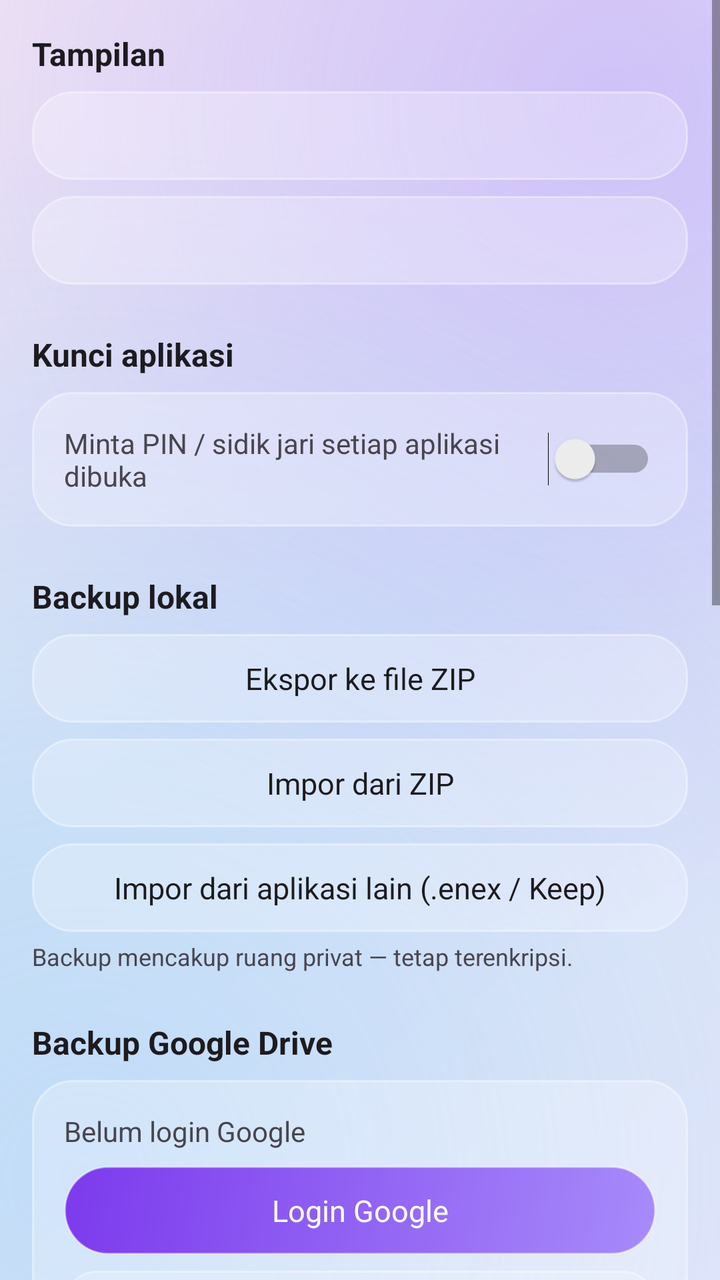
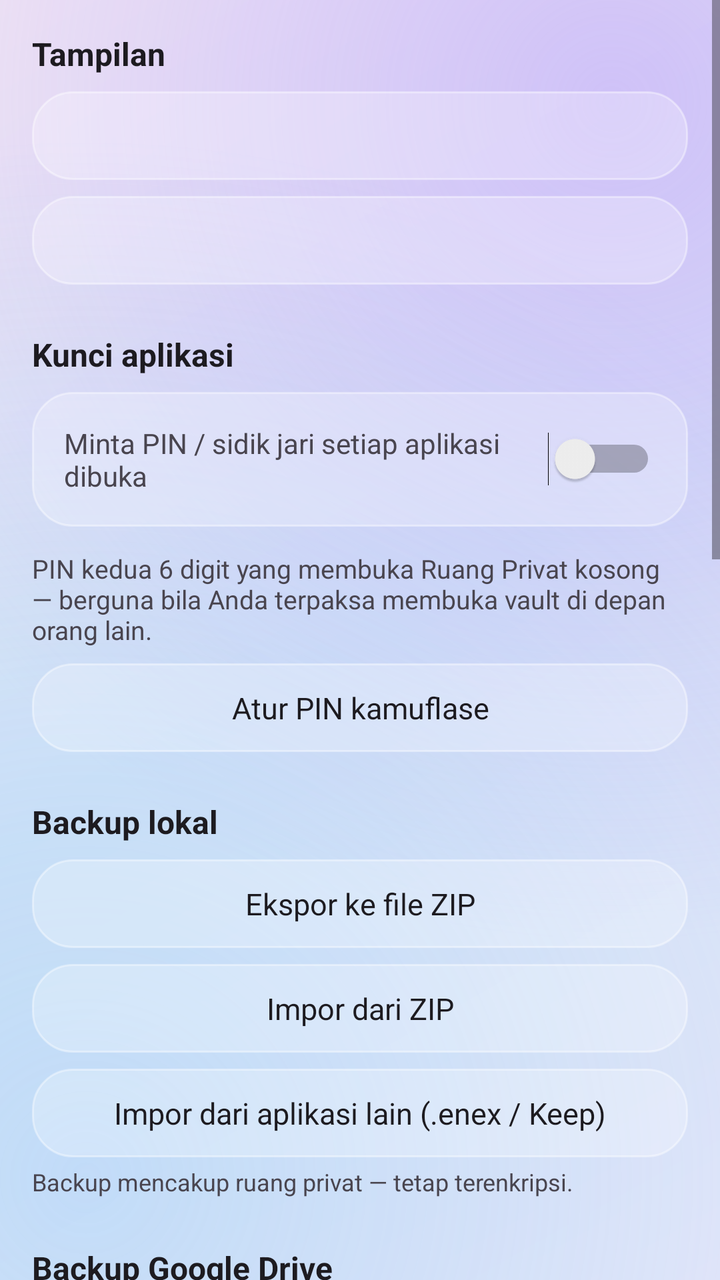

Compare the two renders of this Android layout. The source of the first and the diff that turns it into the second are given below.
<!-- AndroidManifest.xml: application theme Theme.HozinNotes -->
<!-- res/layout/activity_settings.xml -->
<?xml version="1.0" encoding="utf-8"?>
<ScrollView xmlns:android="http://schemas.android.com/apk/res/android"
    android:layout_width="match_parent"
    android:layout_height="match_parent"
    android:fillViewport="true">

    <LinearLayout
        android:layout_width="match_parent"
        android:layout_height="wrap_content"
        android:orientation="vertical"
        android:padding="16dp">

        
        <TextView
            android:layout_width="wrap_content"
            android:layout_height="wrap_content"
            android:text="@string/settings_display"
            android:textColor="?attr/colorOnSurface"
            android:textSize="16sp"
            android:textStyle="bold" />

        <TextView
            android:id="@+id/btn_theme"
            android:layout_width="match_parent"
            android:layout_height="wrap_content"
            android:layout_marginTop="8dp"
            android:background="@drawable/bg_card"
            android:textAllCaps="false"
            android:textColor="?attr/colorOnSurface"
            android:textSize="15sp" 
            android:clickable="true"
            android:focusable="true"
            android:foreground="?attr/selectableItemBackground"
            android:gravity="center"
            android:padding="12dp" />

        <TextView
            android:id="@+id/btn_font_size"
            android:layout_width="match_parent"
            android:layout_height="wrap_content"
            android:layout_marginTop="8dp"
            android:background="@drawable/bg_card"
            android:textAllCaps="false"
            android:textColor="?attr/colorOnSurface"
            android:textSize="15sp" 
            android:clickable="true"
            android:focusable="true"
            android:foreground="?attr/selectableItemBackground"
            android:gravity="center"
            android:padding="12dp" />

        
        <TextView
            android:layout_width="wrap_content"
            android:layout_height="wrap_content"
            android:layout_marginTop="24dp"
            android:text="@string/settings_lock"
            android:textColor="?attr/colorOnSurface"
            android:textSize="16sp"
            android:textStyle="bold" />

        <LinearLayout
            android:layout_width="match_parent"
            android:layout_height="wrap_content"
            android:layout_marginTop="8dp"
            android:background="@drawable/bg_card"
            android:gravity="center_vertical"
            android:orientation="horizontal"
            android:padding="16dp">

            <TextView
                android:layout_width="0dp"
                android:layout_height="wrap_content"
                android:layout_weight="1"
                android:text="@string/settings_lock_desc"
                android:textColor="?attr/colorOnSurfaceVariant"
                android:textSize="14sp" />

            <Switch
                android:id="@+id/switch_lock"
                android:layout_width="wrap_content"
                android:layout_height="wrap_content" />
        </LinearLayout>

        
        <TextView
            android:layout_width="wrap_content"
            android:layout_height="wrap_content"
            android:layout_marginTop="24dp"
            android:text="@string/settings_backup_local"
            android:textColor="?attr/colorOnSurface"
            android:textSize="16sp"
            android:textStyle="bold" />

        <TextView
            android:id="@+id/btn_export_local"
            android:layout_width="match_parent"
            android:layout_height="wrap_content"
            android:layout_marginTop="8dp"
            android:background="@drawable/bg_card"
            android:text="@string/backup_export"
            android:textAllCaps="false"
            android:textColor="?attr/colorOnSurface"
            android:textSize="15sp" 
            android:clickable="true"
            android:focusable="true"
            android:foreground="?attr/selectableItemBackground"
            android:gravity="center"
            android:padding="12dp" />

        <TextView
            android:id="@+id/btn_import_local"
            android:layout_width="match_parent"
            android:layout_height="wrap_content"
            android:layout_marginTop="8dp"
            android:background="@drawable/bg_card"
            android:text="@string/backup_import"
            android:textAllCaps="false"
            android:textColor="?attr/colorOnSurface"
            android:textSize="15sp" 
            android:clickable="true"
            android:focusable="true"
            android:foreground="?attr/selectableItemBackground"
            android:gravity="center"
            android:padding="12dp" />

        <TextView
            android:id="@+id/btn_import_external"
            android:layout_width="match_parent"
            android:layout_height="wrap_content"
            android:layout_marginTop="8dp"
            android:background="@drawable/bg_card"
            android:text="@string/import_external"
            android:textAllCaps="false"
            android:textColor="?attr/colorOnSurface"
            android:textSize="15sp" 
            android:clickable="true"
            android:focusable="true"
            android:foreground="?attr/selectableItemBackground"
            android:gravity="center"
            android:padding="12dp" />

        <TextView
            android:layout_width="wrap_content"
            android:layout_height="wrap_content"
            android:layout_marginTop="4dp"
            android:text="@string/backup_includes_vault"
            android:textColor="?attr/colorOnSurfaceVariant"
            android:textSize="12sp" />

        
        <TextView
            android:layout_width="wrap_content"
            android:layout_height="wrap_content"
            android:layout_marginTop="24dp"
            android:text="@string/settings_backup_drive"
            android:textColor="?attr/colorOnSurface"
            android:textSize="16sp"
            android:textStyle="bold" />

        <LinearLayout
            android:layout_width="match_parent"
            android:layout_height="wrap_content"
            android:layout_marginTop="8dp"
            android:background="@drawable/bg_card"
            android:orientation="vertical"
            android:padding="16dp">

            <TextView
                android:id="@+id/drive_status"
                android:layout_width="match_parent"
                android:layout_height="wrap_content"
                android:text="@string/drive_logged_out"
                android:textColor="?attr/colorOnSurfaceVariant"
                android:textSize="14sp" />

            <LinearLayout
                android:id="@+id/drive_profile_box"
                android:layout_width="match_parent"
                android:layout_height="wrap_content"
                android:layout_marginTop="8dp"
                android:gravity="center_vertical"
                android:orientation="horizontal"
                android:visibility="gone">

                <ImageView
                    android:id="@+id/drive_photo"
                    android:layout_width="48dp"
                    android:layout_height="48dp"
                    android:background="@drawable/bg_chip"
                    android:contentDescription="@string/drive_profile_photo_cd" />

                <LinearLayout
                    android:layout_width="0dp"
                    android:layout_height="wrap_content"
                    android:layout_marginStart="12dp"
                    android:layout_weight="1"
                    android:orientation="vertical">

                    <TextView
                        android:id="@+id/drive_name"
                        android:layout_width="match_parent"
                        android:layout_height="wrap_content"
                        android:ellipsize="end"
                        android:maxLines="1"
                        android:textColor="?attr/colorOnSurface"
                        android:textSize="15sp"
                        android:textStyle="bold" />

                    <TextView
                        android:id="@+id/drive_email"
                        android:layout_width="match_parent"
                        android:layout_height="wrap_content"
                        android:ellipsize="end"
                        android:maxLines="1"
                        android:textColor="?attr/colorOnSurfaceVariant"
                        android:textSize="13sp" />
                </LinearLayout>
            </LinearLayout>

            <TextView
                android:id="@+id/drive_quota_text"
                android:layout_width="match_parent"
                android:layout_height="wrap_content"
                android:layout_marginTop="8dp"
                android:textColor="?attr/colorOnSurfaceVariant"
                android:textSize="13sp"
                android:visibility="gone" />

            <ProgressBar
                android:id="@+id/drive_quota_bar"
                style="?android:attr/progressBarStyleHorizontal"
                android:layout_width="match_parent"
                android:layout_height="wrap_content"
                android:layout_marginTop="4dp"
                android:max="100"
                android:visibility="gone" />

            <TextView
                android:id="@+id/drive_upload_text"
                android:layout_width="match_parent"
                android:layout_height="wrap_content"
                android:layout_marginTop="8dp"
                android:text="@string/drive_uploading"
                android:textColor="?attr/colorOnSurfaceVariant"
                android:textSize="13sp"
                android:visibility="gone" />

            <ProgressBar
                android:id="@+id/drive_upload_bar"
                style="?android:attr/progressBarStyleHorizontal"
                android:layout_width="match_parent"
                android:layout_height="wrap_content"
                android:layout_marginTop="4dp"
                android:max="100"
                android:progress="0"
                android:visibility="gone" />

            <TextView
                android:id="@+id/btn_drive_login"
                android:layout_width="match_parent"
                android:layout_height="wrap_content"
                android:layout_marginTop="8dp"
                android:background="@drawable/bg_fab"
                android:text="@string/drive_login"
                android:textAllCaps="false"
                android:textColor="@color/white"
                android:textSize="15sp" 
            android:clickable="true"
            android:focusable="true"
            android:foreground="?attr/selectableItemBackground"
            android:gravity="center"
            android:padding="12dp" />

            <TextView
                android:id="@+id/btn_drive_backups"
                android:layout_width="match_parent"
                android:layout_height="wrap_content"
                android:layout_marginTop="8dp"
                android:background="@drawable/bg_input"
                android:text="@string/drive_backups"
                android:textAllCaps="false"
                android:textColor="?attr/colorOnSurface"
                android:textSize="15sp" 
            android:clickable="true"
            android:focusable="true"
            android:foreground="?attr/selectableItemBackground"
            android:gravity="center"
            android:padding="12dp" />

            <TextView
                android:id="@+id/btn_backup_now"
                android:layout_width="match_parent"
                android:layout_height="wrap_content"
                android:layout_marginTop="8dp"
                android:background="@drawable/bg_input"
                android:text="@string/backup_now"
                android:textAllCaps="false"
                android:textColor="?attr/colorOnSurface"
                android:textSize="15sp" 
            android:clickable="true"
            android:focusable="true"
            android:foreground="?attr/selectableItemBackground"
            android:gravity="center"
            android:padding="12dp" />

            <TextView
                android:id="@+id/btn_backup_schedule"
                android:layout_width="match_parent"
                android:layout_height="wrap_content"
                android:layout_marginTop="8dp"
                android:background="@drawable/bg_input"
                android:text="@string/schedule_off"
                android:textAllCaps="false"
                android:textColor="?attr/colorOnSurface"
                android:textSize="15sp" 
            android:clickable="true"
            android:focusable="true"
            android:foreground="?attr/selectableItemBackground"
            android:gravity="center"
            android:padding="12dp" />

            <CheckBox
                android:id="@+id/cb_wifi_only"
                android:layout_width="wrap_content"
                android:layout_height="wrap_content"
                android:layout_marginTop="8dp"
                android:buttonTint="@color/brand_primary"
                android:text="@string/backup_wifi_only"
                android:textColor="?attr/colorOnSurfaceVariant"
                android:textSize="14sp" />
        </LinearLayout>

        
        <TextView
            android:layout_width="wrap_content"
            android:layout_height="wrap_content"
            android:layout_marginTop="24dp"
            android:text="@string/settings_chat"
            android:textColor="?attr/colorOnSurface"
            android:textSize="16sp"
            android:textStyle="bold" />

        <LinearLayout
            android:layout_width="match_parent"
            android:layout_height="wrap_content"
            android:layout_marginTop="8dp"
            android:background="@drawable/bg_card"
            android:orientation="vertical"
            android:padding="16dp">

            <TextView
                android:layout_width="match_parent"
                android:layout_height="wrap_content"
                android:text="@string/chat_worker_url_label"
                android:textColor="?attr/colorOnSurfaceVariant"
                android:textSize="13sp" />

            <EditText
                android:id="@+id/chat_worker_url"
                android:layout_width="match_parent"
                android:layout_height="wrap_content"
                android:layout_marginTop="8dp"
                android:background="@drawable/bg_input"
                android:hint="@string/chat_worker_url_hint"
                android:inputType="textUri"
                android:padding="12dp"
                android:textColor="?attr/colorOnSurface"
                android:textColorHint="?attr/colorOnSurfaceVariant"
                android:textSize="14sp" />

            <TextView
                android:id="@+id/chat_worker_save"
                android:layout_width="match_parent"
                android:layout_height="wrap_content"
                android:layout_marginTop="8dp"
                android:background="@drawable/bg_input"
                android:clickable="true"
                android:focusable="true"
                android:foreground="?attr/selectableItemBackground"
                android:gravity="center"
                android:padding="12dp"
                android:text="@string/save"
                android:textAllCaps="false"
                android:textColor="@color/brand_primary"
                android:textSize="15sp"
                android:textStyle="bold" />
        </LinearLayout>

        
        <TextView
            android:layout_width="wrap_content"
            android:layout_height="wrap_content"
            android:layout_marginTop="24dp"
            android:text="@string/settings_about"
            android:textColor="?attr/colorOnSurface"
            android:textSize="16sp"
            android:textStyle="bold" />

        <TextView
            android:id="@+id/about_version"
            android:layout_width="match_parent"
            android:layout_height="wrap_content"
            android:layout_marginTop="8dp"
            android:background="@drawable/bg_card"
            android:padding="16dp"
            android:textColor="?attr/colorOnSurfaceVariant"
            android:textSize="14sp" />

        <TextView
            android:id="@+id/live_counter"
            android:layout_width="match_parent"
            android:layout_height="wrap_content"
            android:layout_marginTop="8dp"
            android:background="@drawable/bg_card"
            android:padding="16dp"
            android:textColor="?attr/colorOnSurfaceVariant"
            android:textSize="14sp" />

        <TextView
            android:id="@+id/stats_card"
            android:layout_width="match_parent"
            android:layout_height="wrap_content"
            android:layout_marginTop="8dp"
            android:background="@drawable/bg_card"
            android:padding="16dp"
            android:textColor="?attr/colorOnSurfaceVariant"
            android:textSize="14sp" />

        <TextView
            android:id="@+id/btn_check_update"
            android:layout_width="match_parent"
            android:layout_height="wrap_content"
            android:layout_marginTop="8dp"
            android:text="@string/update_check" 
            android:clickable="true"
            android:focusable="true"
            android:foreground="?attr/selectableItemBackground"
            android:gravity="center"
            android:padding="12dp" />

    </LinearLayout>
</ScrollView>
<!-- resources referenced by this layout -->
<resources>
  <color name="brand_primary">#8B5CF6</color>
  <color name="white">#FFFFFF</color>
  <!-- drawable bg_card (drawable) -->
  <?xml version="1.0" encoding="utf-8"?>
  <shape xmlns:android="http://schemas.android.com/apk/res/android"
      android:shape="rectangle">
      <corners android:radius="20dp" />
      <solid android:color="@color/glass_fill" />
      <stroke android:width="1dp" android:color="@color/glass_stroke" />
  </shape>
  <!-- drawable bg_chip (drawable) -->
  <?xml version="1.0" encoding="utf-8"?>
  <shape xmlns:android="http://schemas.android.com/apk/res/android"
      android:shape="rectangle">
      <corners android:radius="24dp" />
      <solid android:color="@color/glass_fill" />
      <stroke android:width="1dp" android:color="@color/glass_stroke" />
  </shape>
  <!-- drawable bg_input (drawable) -->
  <?xml version="1.0" encoding="utf-8"?>
  <shape xmlns:android="http://schemas.android.com/apk/res/android"
      android:shape="rectangle">
      <corners android:radius="16dp" />
      <solid android:color="@color/glass_fill_soft" />
      <stroke android:width="1dp" android:color="@color/glass_stroke" />
  </shape>
  <string name="backup_export">Ekspor ke file ZIP</string>
  <string name="backup_import">Impor dari ZIP</string>
  <string name="backup_includes_vault">Backup mencakup ruang privat — tetap terenkripsi.</string>
  <string name="backup_now">Cadangkan sekarang</string>
  <string name="backup_wifi_only">Hanya WiFi</string>
  <string name="chat_worker_url_hint">https://hozin-chat.…workers.dev</string>
  <string name="chat_worker_url_label">URL Worker (Cloudflare)</string>
  <string name="drive_backups">Lihat cadangan Drive</string>
  <string name="drive_logged_out">Belum login Google</string>
  <string name="drive_login">Login Google</string>
  <string name="drive_profile_photo_cd">Foto profil Google</string>
  <string name="drive_uploading">Mengunggah %1$s…</string>
  <string name="import_external">Impor dari aplikasi lain (.enex / Keep)</string>
  <string name="save">Simpan</string>
  <string name="schedule_off">Mati</string>
  <string name="settings_about">Tentang</string>
  <string name="settings_backup_drive">Backup Google Drive</string>
  <string name="settings_backup_local">Backup lokal</string>
  <string name="settings_chat">Chat</string>
  <string name="settings_display">Tampilan</string>
  <string name="settings_lock">Kunci aplikasi</string>
  <string name="settings_lock_desc">Minta PIN / sidik jari setiap aplikasi dibuka</string>
  <string name="update_check">Cek pembaruan</string>
  <color name="glass_fill">#40FFFFFF</color>
  <color name="glass_stroke">#66FFFFFF</color>
  <color name="glass_accent">#A78BFA</color>
  <color name="brand_primary_dark">#7C3AED</color>
  <color name="glass_fill_soft">#2EFFFFFF</color>
  <color name="brand_accent">#2DD4BF</color>
  <color name="surface_light">#FFFFFF</color>
  <style name="GlassCardView" parent="Widget.Material3.CardView.Elevated">
          <item name="cardBackgroundColor">@color/glass_fill</item>
          <item name="cardElevation">0dp</item>
          <item name="strokeColor">@color/glass_stroke</item>
          <item name="strokeWidth">1dp</item>
      </style>
  <style name="GlassBottomNav" parent="Widget.Material3.BottomNavigationView">
          <item name="android:background">@drawable/glass_nav</item>
          <item name="elevation">0dp</item>
      </style>
  <color name="glass_bg_l1">#EDE9F9</color>
  <color name="glass_bg_l2">#DCE6F7</color>
  <color name="glass_bg_l3">#F3E9F4</color>
  <color name="glass_blob_l1">#80B79CFA</color>
  <color name="glass_blob_l2">#668FCBF8</color>
  <!-- unchanged entries left out for length: 4 -->
</resources>

<!-- the commit's change to res/layout/activity_settings.xml (unified diff, before → after) -->
@@ -81,6 +81,30 @@
                 android:layout_width="wrap_content"
                 android:layout_height="wrap_content" />
         </LinearLayout>
+
+        <TextView
+            android:layout_width="wrap_content"
+            android:layout_height="wrap_content"
+            android:layout_marginTop="12dp"
+            android:text="@string/settings_decoy_desc"
+            android:textColor="?attr/colorOnSurfaceVariant"
+            android:textSize="13sp" />
+
+        <TextView
+            android:id="@+id/btn_decoy_pin"
+            android:layout_width="match_parent"
+            android:layout_height="wrap_content"
+            android:layout_marginTop="8dp"
+            android:background="@drawable/bg_card"
+            android:text="@string/settings_decoy_pin"
+            android:textAllCaps="false"
+            android:textColor="?attr/colorOnSurface"
+            android:textSize="15sp"
+            android:clickable="true"
+            android:focusable="true"
+            android:foreground="?attr/selectableItemBackground"
+            android:gravity="center"
+            android:padding="12dp" />
 
         
         <TextView
<!-- resource entries referenced after the edit -->
@@ -45,6 +45,8 @@
   <string name="settings_backup_drive">Backup Google Drive</string>
   <string name="settings_backup_local">Backup lokal</string>
   <string name="settings_chat">Chat</string>
+  <string name="settings_decoy_desc">PIN kedua 6 digit yang membuka Ruang Privat kosong — berguna bila Anda terpaksa membuka vault di depan orang lain.</string>
+  <string name="settings_decoy_pin">Atur PIN kamuflase</string>
   <string name="settings_display">Tampilan</string>
   <string name="settings_lock">Kunci aplikasi</string>
   <string name="settings_lock_desc">Minta PIN / sidik jari setiap aplikasi dibuka</string>
